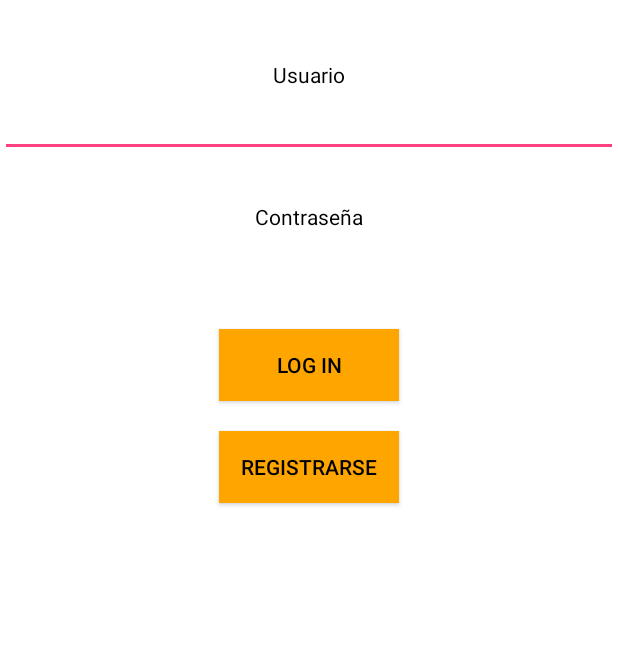
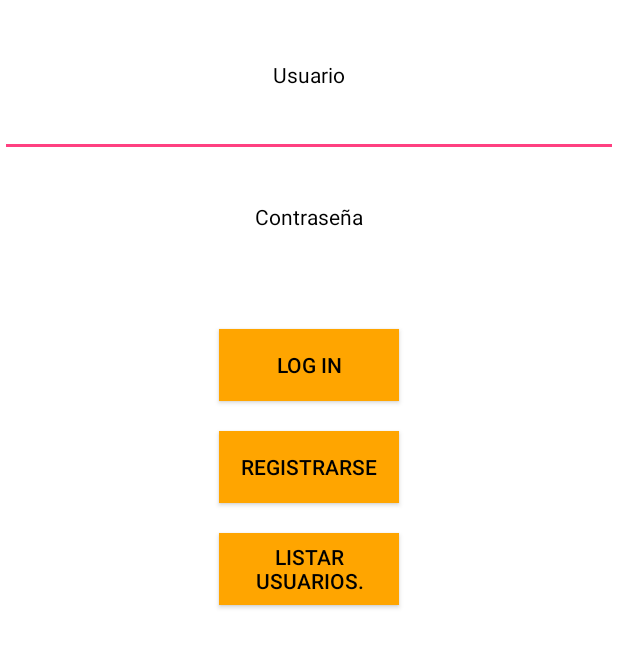
Before and after one commit to Cascascap2/Android-Tarea-1-nueva, an Android app: the layout login.xml on its own in the app's theme, with its tools: preview values and no code run, on a phone screen of 412 x 824 dp, the part 108-776 px from its top. Run offline under Robolectric (Android 15) with nearby library versions, the phone set to English and light mode, and no system bars.

```diff
--- a/app/src/main/AndroidManifest.xml
+++ b/app/src/main/AndroidManifest.xml
@@ -23,6 +23,7 @@
         <activity android:name="vistas.activities.Confirmar_cliente"></activity>
         <activity android:name="vistas.activities.Cancelar_cliente"></activity>
         <activity android:name="vistas.activities.Loading"></activity>
+        <activity android:name="vistas.activities.User_list"></activity>
     </application>
 
 
--- a/app/src/main/java/controladores/PersonControlador.java
+++ b/app/src/main/java/controladores/PersonControlador.java
@@ -1,6 +1,7 @@
 package controladores;
 
 
+import java.util.ArrayList;
 import java.util.Iterator;
 import java.util.List;
 
@@ -56,7 +57,7 @@ public class PersonControlador{
         personas.remove(p);
     }
 
-    public List<Persona> listarCliente(){
+    public ArrayList<Persona> listarCliente(){
         PersonaDB PDB = PersonaDB.getInstance();
         return PDB.getPersonas();
 
--- a/app/src/main/java/database/PersonaDB.java
+++ b/app/src/main/java/database/PersonaDB.java
@@ -17,9 +17,9 @@ public class PersonaDB {
         return instance;
     }
 
-    private List<Persona> Personas = new ArrayList<Persona>();
+    private ArrayList<Persona> Personas = new ArrayList<Persona>();
 
-    public List<Persona> getPersonas(){
+    public ArrayList<Persona> getPersonas(){
         return this.Personas;
     }
 
--- a/app/src/main/java/vistas/activities/login.java
+++ b/app/src/main/java/vistas/activities/login.java
@@ -68,4 +68,9 @@ public class login extends AppCompatActivity {
         startActivity(i);
     }
 
+    public void list_users(View view){
+        Intent i = new Intent(login.this, User_list.class);
+        startActivity(i);
+    }
+
 }
--- a/app/src/main/res/layout/login.xml
+++ b/app/src/main/res/layout/login.xml
@@ -67,6 +67,15 @@
             android:onClick="go_to_register"
             android:background="@color/orange"/>
 
+        <Button
+            android:layout_width="120dp"
+            android:layout_height="wrap_content"
+            android:layout_gravity="center"
+            android:text="@string/user_list"
+            android:layout_marginTop="20dp"
+            android:onClick="list_users"
+            android:background="@color/orange"/>
+
         <TextView
             android:layout_width="match_parent"
             android:layout_height="wrap_content"
--- a/app/src/main/res/values/strings.xml
+++ b/app/src/main/res/values/strings.xml
@@ -34,5 +34,6 @@
     <string name="fecha_sin_elejir">No hay una fecha seleccionada.</string>
     <string name="seleccionar_fecha_home_cliente">Seleccionar Fecha</string>
     <string name="campos_necesarios">Los campos marcados con * son necesarios.</string>
-    <string name="cargando">Cargando, por favor espere..</string>
+    <string name="cargando">Cargando, por favor espere.</string>
+    <string name="user_list">Listar usuarios.</string>
 </resources>
```
Also changed, not shown: app/src/main/java/vistas/activities/User_list.java (added, +40 -0 lines), app/src/main/res/layout/user_list.xml (added, +14 -0 lines).
